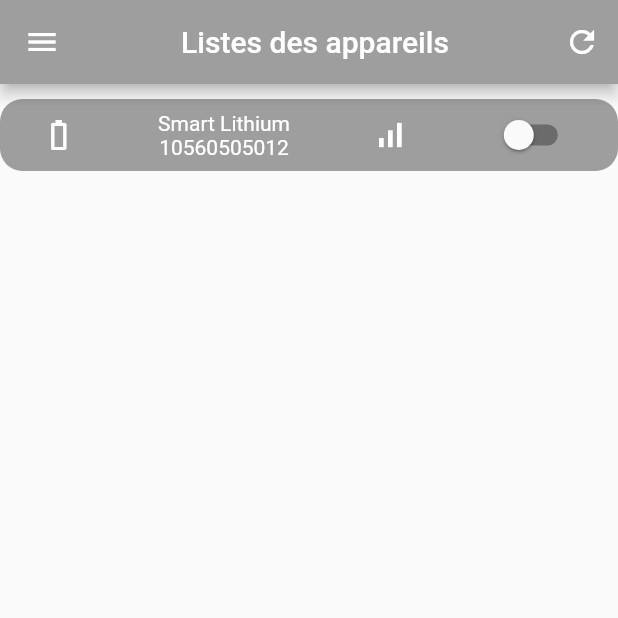
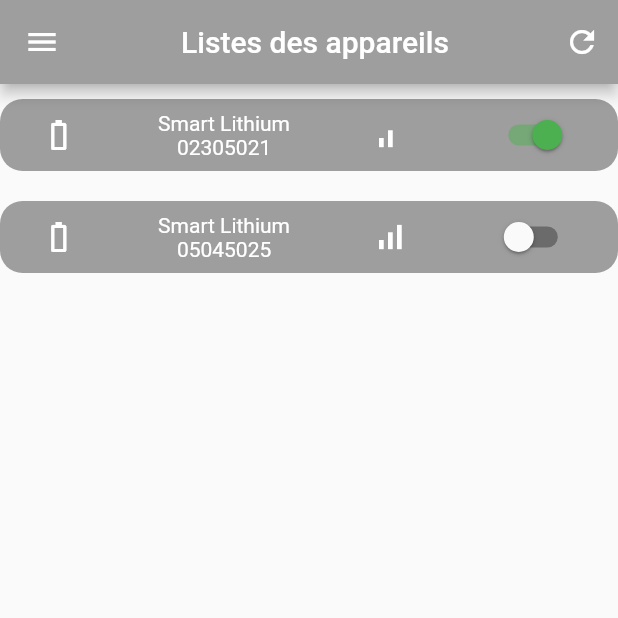
Before and after one commit to ZephirSD/appli_batterie, a Flutter app: the screen it shows after launch, on a phone screen of 412 x 824 dp, the top half of it. Run offline on Flutter 3.47's test engine with Material 2 defaults, Android fonts, the phone set to English and light mode, and no system bars; our stand-ins replace flutter_blue, permission_handler.

Commit message:
push branch sieg

```diff
--- /dev/null
+++ b/lib/ligneBatterie.dart
@@ -0,0 +1,74 @@
+import 'package:flutter/material.dart';
+
+class LigneBatterie extends StatelessWidget {
+  final String nom;
+  final String identifiant;
+  final int signal;
+  final bool isSwitched;
+  LigneBatterie(this.nom, this.identifiant, this.signal, this.isSwitched);
+
+  @override
+  Widget build(BuildContext context) {
+    return Padding(
+      padding: const EdgeInsets.symmetric(vertical: 10),
+      child: Container(
+        decoration: BoxDecoration(
+          borderRadius: BorderRadius.circular(15),
+          color: Colors.grey,
+        ),
+        child: Row(
+          mainAxisSize: MainAxisSize.max,
+          mainAxisAlignment: MainAxisAlignment.spaceAround,
+          children: [
+            const Icon(
+              Icons.battery_0_bar,
+              color: Colors.white,
+            ),
+            Column(
+              children: [
+                Text(
+                  nom,
+                  style: TextStyle(color: Colors.white),
+                ),
+                Text(
+                  identifiant,
+                  style: TextStyle(color: Colors.white),
+                ),
+              ],
+            ),
+            if (signal == 1)
+              const Icon(
+                Icons.signal_cellular_alt_1_bar_sharp,
+                color: Colors.white,
+              )
+            else if (signal == 2)
+              const Icon(
+                Icons.signal_cellular_alt_2_bar,
+                color: Colors.white,
+              )
+            else if (signal == 3)
+              const Icon(
+                Icons.signal_cellular_alt_sharp,
+                color: Colors.white,
+              ),
+            Switch(
+              activeColor: Colors.green,
+              value: isSwitched,
+              onChanged: (value) {
+                // setState(() {
+                //   isSwitched = value;
+                //   // if(value == true){
+
+                //   // }else{
+
+                //   // }
+                //   print(value);
+                // });
+              },
+            )
+          ],
+        ),
+      ),
+    );
+  }
+}
--- a/lib/main.dart
+++ b/lib/main.dart
@@ -1,6 +1,8 @@
 import 'package:flutter/material.dart';
 import 'Composants/drawerMenu.dart';
-// import 'package:flutter_blue/flutter_blue.dart';
+import 'ligneBatterie.dart';
+import 'package:flutter_blue/flutter_blue.dart';
+import 'package:permission_handler/permission_handler.dart';
 
 void main() {
   runApp(HomePageWidget());
@@ -20,6 +22,9 @@
             ),
             backgroundColor: Colors.grey,
             actions: [
+              // GestureDetector(
+              //   onTap: ,
+              // )
               IconButton(
                   onPressed: (() {
                     print('test');
@@ -41,61 +46,12 @@
 }
 
 class _Home2WidgetState extends State<Home2Widget> {
-  bool isSwitched = false;
   @override
   Widget build(BuildContext context) {
     return Column(
       children: [
-        Padding(
-          padding: const EdgeInsets.symmetric(vertical: 10),
-          child: Container(
-            decoration: BoxDecoration(
-              borderRadius: BorderRadius.circular(15),
-              color: Colors.grey,
-            ),
-            child: Row(
-              mainAxisSize: MainAxisSize.max,
-              mainAxisAlignment: MainAxisAlignment.spaceAround,
-              children: [
-                const Icon(
-                  Icons.battery_0_bar,
-                  color: Colors.white,
-                ),
-                Column(
-                  children: [
-                    const Text(
-                      'Smart Lithium',
-                      style: TextStyle(color: Colors.white),
-                    ),
-                    const Text(
-                      '10560505012',
-                      style: TextStyle(color: Colors.white),
-                    ),
-                  ],
-                ),
-                Icon(
-                  Icons.signal_cellular_alt,
-                  color: Colors.white,
-                ),
-                Switch(
-                  activeColor: Colors.green,
-                  value: isSwitched,
-                  onChanged: (value) {
-                    setState(() {
-                      isSwitched = value;
-                      // if(value == true){
-
-                      // }else{
-
-                      // }
-                      print(value);
-                    });
-                  },
-                )
-              ],
-            ),
-          ),
-        ),
+        LigneBatterie("Smart Lithium", "02305021", 2, true),
+        LigneBatterie("Smart Lithium", "05045025", 3, false),
       ],
     );
   }
```
Also changed, not shown: pubspec.yaml (+2 -7 lines), pubspec.lock, 1 other file.
